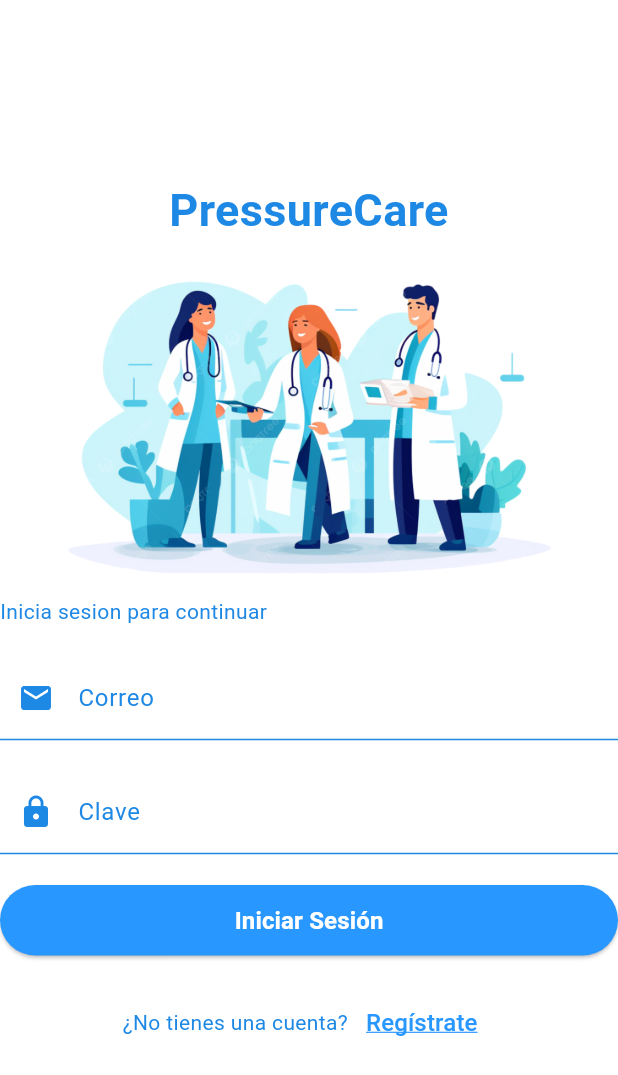
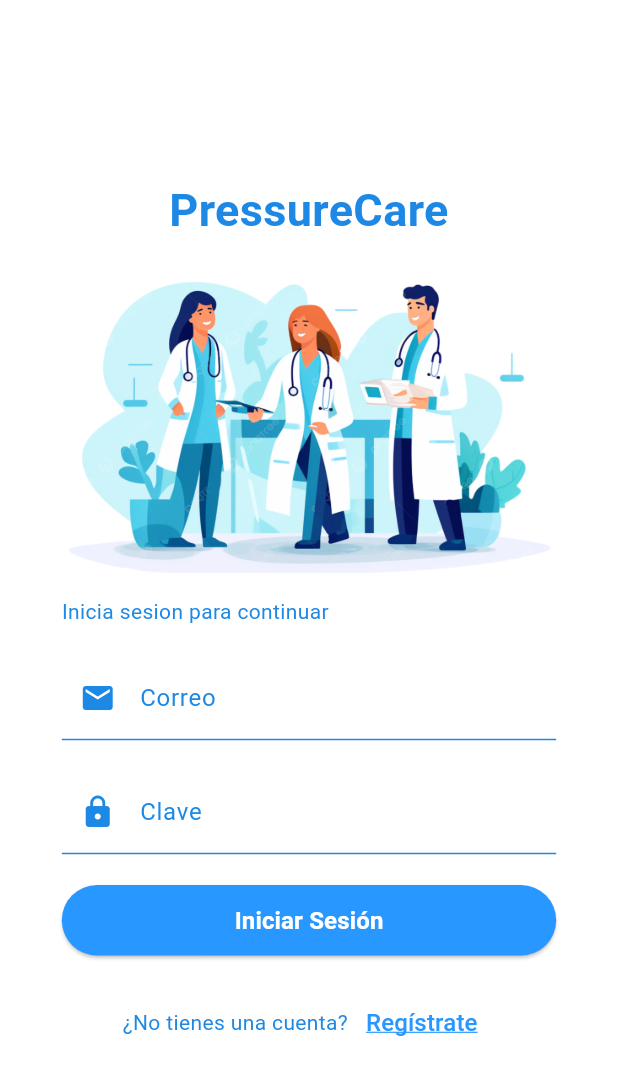
Before and after one commit to JhandryChimbo/PreasureCare, a Flutter app: the screen it shows after launch, on a phone screen of 412 x 824 dp. Shown: the top 1075 px of the screen. Run offline on Flutter 3.47's test engine with Material 3 defaults, Android fonts, the phone set to English and light mode, and no system bars; our stand-ins replace flutter_secure_storage, fluttertoast, validators.

Commit message:
Agregar método para listar última presión y crear botones de confirmación y negativos en la interfaz

```diff
--- a/frontend/lib/views/loginView.dart
+++ b/frontend/lib/views/loginView.dart
@@ -2,6 +2,7 @@ import 'dart:developer';
 import 'package:flutter/material.dart';
 import 'package:frontend/controls/backendService/FacadeServices.dart';
 import 'package:frontend/controls/util/util.dart';
+import 'package:frontend/widgets/buttons/button.dart';
 import 'package:validators/validators.dart';
 import 'package:frontend/widgets/toast/informative.dart';
 import 'package:frontend/widgets/toast/error.dart';
@@ -62,16 +63,19 @@ class _LoginViewState extends State<LoginView> {
   @override
   Widget build(BuildContext context) {
     return Scaffold(
-      // resizeToAvoidBottomInset: true,
-      body: Stack(
+      body: LayoutBuilder(
+        builder: (context, constraints) {
+          return Stack(
             children: [
               _buildBackground(),
-          _buildForm(),
+              _buildForm(constraints),
               if (_isLoading)
                 const Center(
                   child: CircularProgressIndicator(),
                 ),
             ],
+          );
+        },
       ),
     );
   }
@@ -84,11 +88,15 @@ class _LoginViewState extends State<LoginView> {
     );
   }
 
-  Widget _buildForm() {
+  Widget _buildForm(BoxConstraints constraints) {
     return Center(
       child: SingleChildScrollView(
         child: Form(
           key: _formKey,
+          child: Padding(
+            padding: EdgeInsets.symmetric(
+              horizontal: constraints.maxWidth * 0.1,
+            ),
             child: Column(
               mainAxisAlignment: MainAxisAlignment.center,
               crossAxisAlignment: CrossAxisAlignment.stretch,
@@ -104,7 +112,7 @@ class _LoginViewState extends State<LoginView> {
                 ),
                 const SizedBox(height: 20),
                 Container(
-                height: MediaQuery.of(context).size.height * 0.25,
+                  height: constraints.maxHeight * 0.25,
                   decoration: const BoxDecoration(
                     image: DecorationImage(
                       image: AssetImage('assets/fondo.png'),
@@ -123,10 +131,11 @@ class _LoginViewState extends State<LoginView> {
                 const SizedBox(height: 20),
                 _buildPasswordField(),
                 const SizedBox(height: 20),
-              _buildLoginButton(),
+                ConfirmButton(text: "Iniciar Sesión", onPressed: _iniciar),
                 const SizedBox(height: 20),
                 _buildRegisterLink(),
               ],
+            ),
           ),
         ),
       ),
@@ -185,20 +194,6 @@ class _LoginViewState extends State<LoginView> {
     );
   }
 
-  Widget _buildLoginButton() {
-    return ElevatedButton(
-      onPressed: _iniciar,
-      style: ElevatedButton.styleFrom(
-        foregroundColor: Colors.white,
-        backgroundColor: const Color(0xFF2897FF),
-        padding: const EdgeInsets.symmetric(horizontal: 16, vertical: 12),
-      ),
-      child: const Text(
-        "Iniciar Sesión",
-        style: TextStyle(fontSize: 16, fontWeight: FontWeight.bold),
-      ),
-    );
-  }
 
   Widget _buildRegisterLink() {
     return Row(
--- /dev/null
+++ b/frontend/lib/widgets/buttons/button.dart
@@ -0,0 +1,71 @@
+import 'package:flutter/material.dart';
+
+class ConfirmButton extends StatelessWidget {
+  final String text;
+  final VoidCallback onPressed;
+  final Color foregroundColor;
+  final Color backgroundColor;
+  final EdgeInsetsGeometry padding;
+  final TextStyle textStyle;
+
+  const ConfirmButton({
+    super.key,
+    required this.text,
+    required this.onPressed,
+    this.foregroundColor = Colors.white,
+    this.backgroundColor = const Color(0xFF2897FF),
+    this.padding = const EdgeInsets.symmetric(horizontal: 16, vertical: 12),
+    this.textStyle = const TextStyle(fontSize: 16, fontWeight: FontWeight.bold),
+  });
+
+  @override
+  Widget build(BuildContext context) {
+    return ElevatedButton(
+      onPressed: onPressed,
+      style: ElevatedButton.styleFrom(
+        foregroundColor: foregroundColor,
+        backgroundColor: backgroundColor,
+        padding: padding,
+      ),
+      child: Text(
+        text,
+        style: textStyle,
+      ),
+    );
+  }
+}
+
+class NegativeButton extends StatelessWidget {
+  final String text;
+  final VoidCallback onPressed;
+  final Color foregroundColor;
+  final Color backgroundColor;
+  final EdgeInsetsGeometry padding;
+  final TextStyle textStyle;
+
+  const NegativeButton({
+    super.key,
+    required this.text,
+    required this.onPressed,
+    this.foregroundColor = Colors.white,
+    this.backgroundColor = const Color(0xFFFF0000),
+    this.padding = const EdgeInsets.symmetric(horizontal: 16, vertical: 12),
+    this.textStyle = const TextStyle(fontSize: 16, fontWeight: FontWeight.bold),
+  });
+
+  @override
+  Widget build(BuildContext context) {
+    return ElevatedButton(
+      onPressed: onPressed,
+      style: ElevatedButton.styleFrom(
+        foregroundColor: foregroundColor,
+        backgroundColor: backgroundColor,
+        padding: padding,
+      ),
+      child: Text(
+        text,
+        style: textStyle,
+      ),
+    );
+  }
+}
```
Also changed, not shown: frontend/lib/controls/backendService/FacadeServices.dart (+3 -24 lines), frontend/lib/controls/conexion.dart (+40 -2 lines), frontend/lib/views/homeView.dart (+64 -28 lines). Lines whose indentation alone changed are shown as unchanged.
